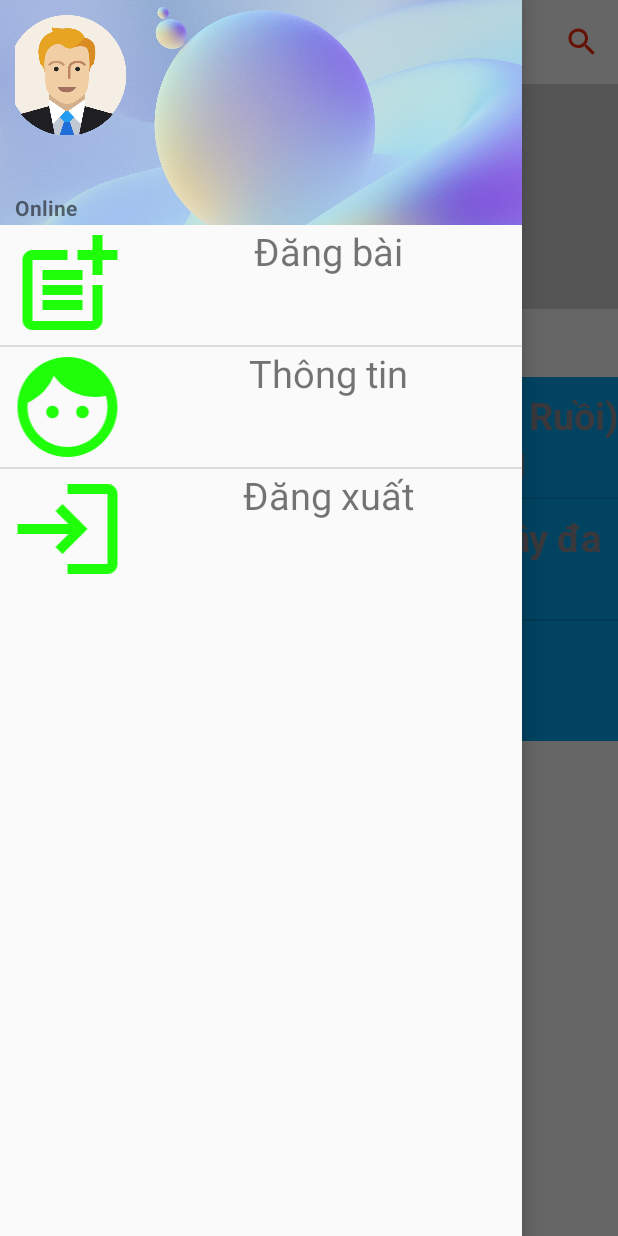
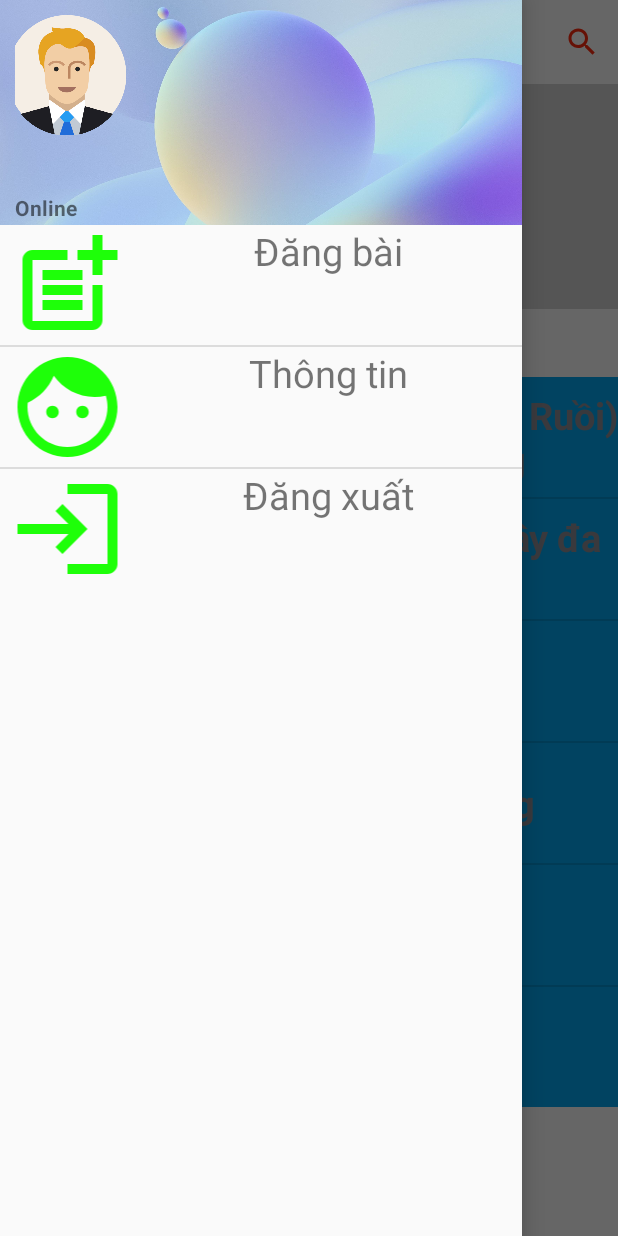
Before and after one commit to ngothanhphat/WBooks, an Android app: the MainActivity screen opened directly, with no data from a screen before it, with the side drawer open, on a phone screen of 412 x 824 dp. Run offline under Robolectric (Android 15) with nearby library versions, the phone set to English and light mode, and no system bars; our stand-ins replace Picasso; pictures from the network do not load.

Commit message:
Update
Updated

```diff
--- a/app/src/main/java/com/lap_trinh_android/wbooks/database/DatabaseReadBook.java
+++ b/app/src/main/java/com/lap_trinh_android/wbooks/database/DatabaseReadBook.java
@@ -268,10 +268,11 @@ public class DatabaseReadBook extends SQLiteOpenHelper {
     public Cursor getData1() {
         SQLiteDatabase db = this.getReadableDatabase();
 
-        Cursor res= db.rawQuery("SELECT * FROM " + TABLE_BOOK + " ORDER BY " + ID_BOOK + " DESC LIMIT 3", null);
+        Cursor res= db.rawQuery("SELECT * FROM " + TABLE_BOOK + " ORDER BY " + ID_BOOK + " DESC LIMIT 10", null);
 
         return res;
     }
+
 
 //    Lấy tất cả sách
     public Cursor getData2() {
--- a/app/src/main/res/layout/activity_login.xml
+++ b/app/src/main/res/layout/activity_login.xml
@@ -12,7 +12,7 @@
         android:textColor="#2196F3"
         android:textSize="40sp"
         android:textStyle="bold"
-        android:text="Đăng nhập"
+        android:text="Đăng nhập WBooks"
         android:layout_width="wrap_content"
         android:layout_height="wrap_content"></TextView>
     <EditText
--- a/app/src/main/res/layout/activity_register.xml
+++ b/app/src/main/res/layout/activity_register.xml
@@ -13,7 +13,7 @@
         android:layout_gravity="center"
         android:textStyle="bold"
         android:textSize="40sp"
-        android:text="Đăng ký"
+        android:text="Đăng ký WBooks"
         android:layout_width="wrap_content"
         android:layout_height="wrap_content"></TextView>
     <EditText
```
